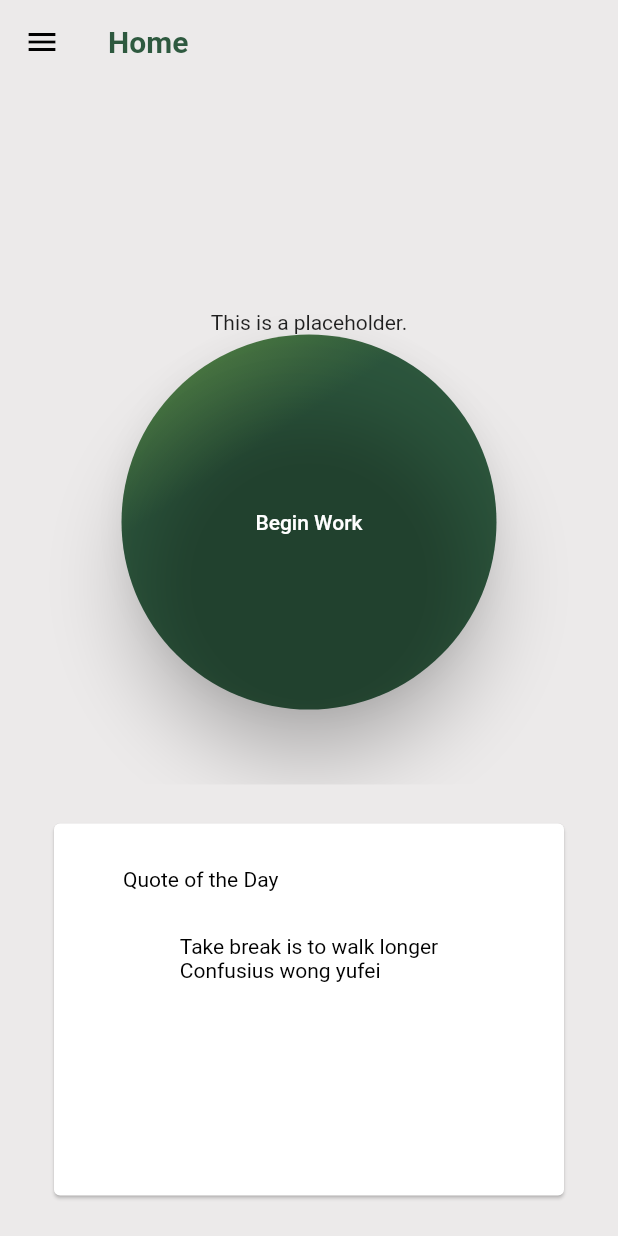
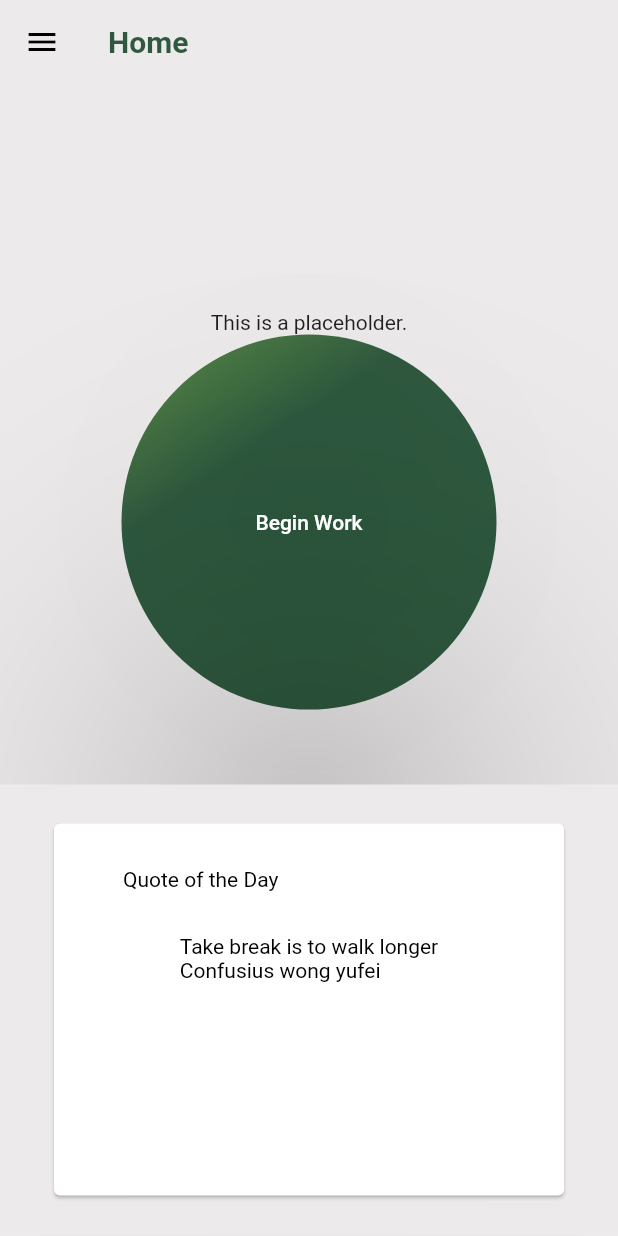
Before and after one commit to GSC-2023/Flutter_App, a Flutter app: the screen it shows after launch, on a phone screen of 412 x 824 dp. Run offline on Flutter 3.47's test engine with Material 2 defaults, Android fonts, the phone set to English and light mode, and no system bars; drawn by our look-alikes of getwidget.

```diff
--- a/break_app/lib/screens/home.dart
+++ b/break_app/lib/screens/home.dart
@@ -113,7 +113,7 @@ class _HomeState extends State<Home> {
                 shape: const CircleBorder(),
                 backgroundColor: Colors.transparent,
                 shadowColor: Colors.black,
-                elevation: 20,
+                elevation: 100,
               ),
               child:
                 started ? (isRunning ? Text('Pause') : Text('Resume')) : Text('Begin Work'),
```
